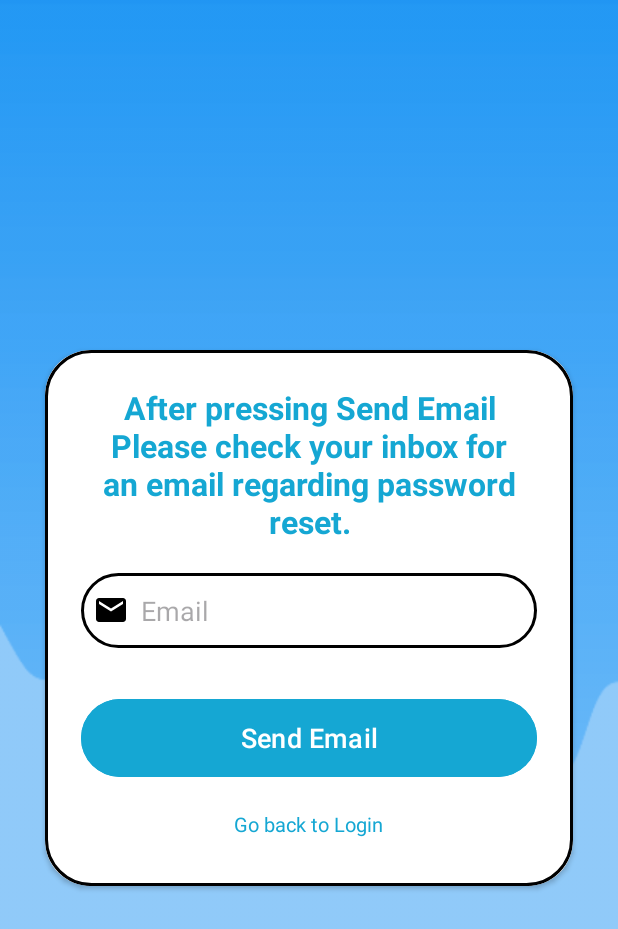
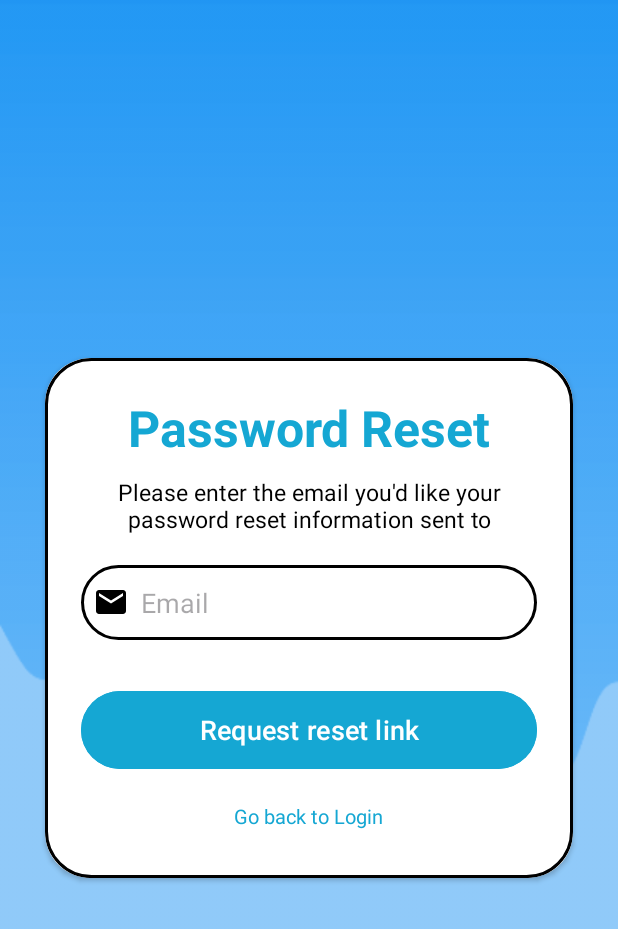
Before and after one commit to SarkisChohmalian/ShareRide, an Android app: the PasswordResetActivity screen opened directly, with no data from a screen before it, on a phone screen of 412 x 824 dp. Shown: the top 929 px of the screen. Run offline under Robolectric (Android 15) with nearby library versions, the phone set to English and light mode, and no system bars; our stand-ins replace Firebase (no records; nobody signed in at launch, a user with empty details on screens opened directly).

Commit message:
initial commit

```diff
--- a/app/src/main/res/layout/activity_password_reset.xml
+++ b/app/src/main/res/layout/activity_password_reset.xml
@@ -24,14 +24,25 @@
             android:orientation="vertical"
             android:padding="24dp">
 
+
             <TextView
                 android:layout_width="match_parent"
                 android:layout_height="wrap_content"
-                android:text="After pressing Send Email Please check your inbox for an email regarding password reset."
+                android:text="Password Reset"
                 android:textAlignment="center"
                 android:textColor="@color/blue"
-                android:textSize="21sp"
+                android:textSize="33sp"
                 android:textStyle="bold" />
+
+            <TextView
+                android:layout_marginTop="10sp"
+                android:layout_width="match_parent"
+                android:layout_height="wrap_content"
+                android:text="Please enter the email you'd like your password reset information sent to"
+                android:textAlignment="center"
+                android:textColor="@color/black"
+                android:textSize="15dp"
+                 />
 
 
 
@@ -53,7 +64,7 @@
                 android:layout_height="60dp"
                 android:layout_marginTop="30dp"
                 android:backgroundTint="@color/blue"
-                android:text="Send Email"
+                android:text="Request reset link"
                 android:textSize="18sp" />
 
             <TextView
--- a/app/src/main/res/values/themes.xml
+++ b/app/src/main/res/values/themes.xml
@@ -1,8 +1,8 @@
 <resources xmlns:tools="http://schemas.android.com/tools">
     <!-- Base application theme. -->
     <style name="Base.Theme.ShareRide" parent="Theme.Material3.DayNight.NoActionBar">
-        <item name="colorPrimary">@color/lavender</item>
-        <item name="colorPrimaryVariant">@color/lavender</item>
+        <item name="colorPrimary">@color/blue</item>
+        <item name="colorPrimaryVariant">@color/blue</item>
 
         <!-- Customize your light theme here. -->
         <!-- <item name="colorPrimary">@color/my_light_primary</item> -->
```
